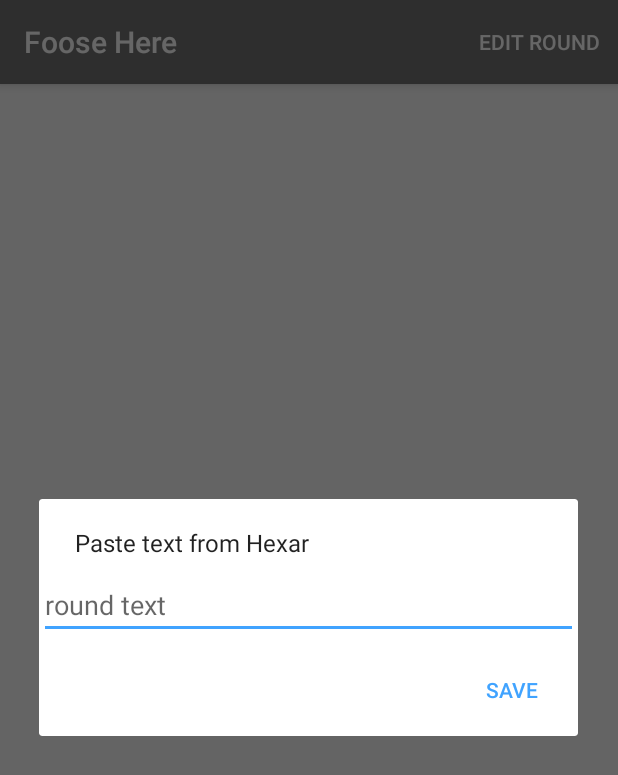
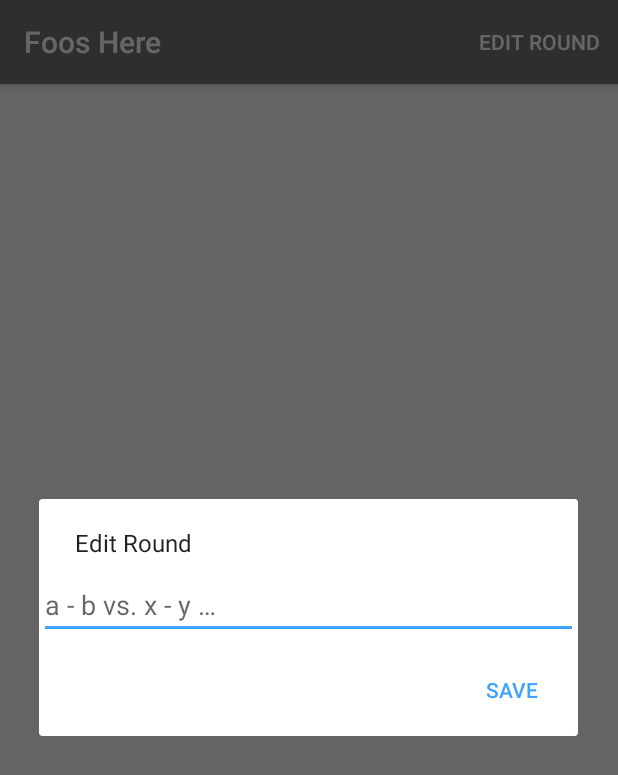
Before and after one commit to robert-wallis/foose-here, an Android app: the screen it shows after launch (MainActivity), after a tap on "EDIT ROUND", on a phone screen of 412 x 824 dp. Shown: the top 775 px of the screen. Run offline under Robolectric (Android 15) with nearby library versions, the phone set to English and light mode, and no system bars.

Commit message:
Icon, and embarrassing misspelling.

```diff
--- a/app/build.gradle
+++ b/app/build.gradle
@@ -8,7 +8,7 @@
         applicationId "com.smilingrob.foosehere"
         minSdkVersion 19
         targetSdkVersion 23
-        versionCode 1
+        versionCode 3
         versionName "1.0"
     }
     buildTypes {
--- a/app/src/main/java/com/smilingrob/foosehere/MainActivity.java
+++ b/app/src/main/java/com/smilingrob/foosehere/MainActivity.java
@@ -109,13 +109,12 @@
      */
     private void showEditRoundDialog() {
         final EditText editText = new EditText(MainActivity.this);
-        editText.setHint("round text");
+        editText.setHint(getText(R.string.round_text_hint));
         editText.setText(roundText);
         new AlertDialog.Builder(MainActivity.this)
-                .setMessage("Edit Round")
-                .setMessage("Paste text from Hexar")
+                .setMessage(getText(R.string.menu_edit_round))
                 .setView(editText)
-                .setPositiveButton("Save", new SaveRoundClickListener(editText))
+                .setPositiveButton(getText(R.string.round_save), new SaveRoundClickListener(editText))
                 .show();
     }
 
--- a/app/src/main/res/values/strings.xml
+++ b/app/src/main/res/values/strings.xml
@@ -1,7 +1,10 @@
 <resources>
-    <string name="app_name">Foose Here</string>
+    <string name="app_name">Foos Here</string>
 
     <string name="menu_edit_round">Edit Round</string>
+
+    <string name="round_text_hint">a - b vs. x - y …</string>
+    <string name="round_save">Save</string>
 
     <string name="match_item_vs">vs.</string>
 
```
Also changed, not shown: 1 other file.
